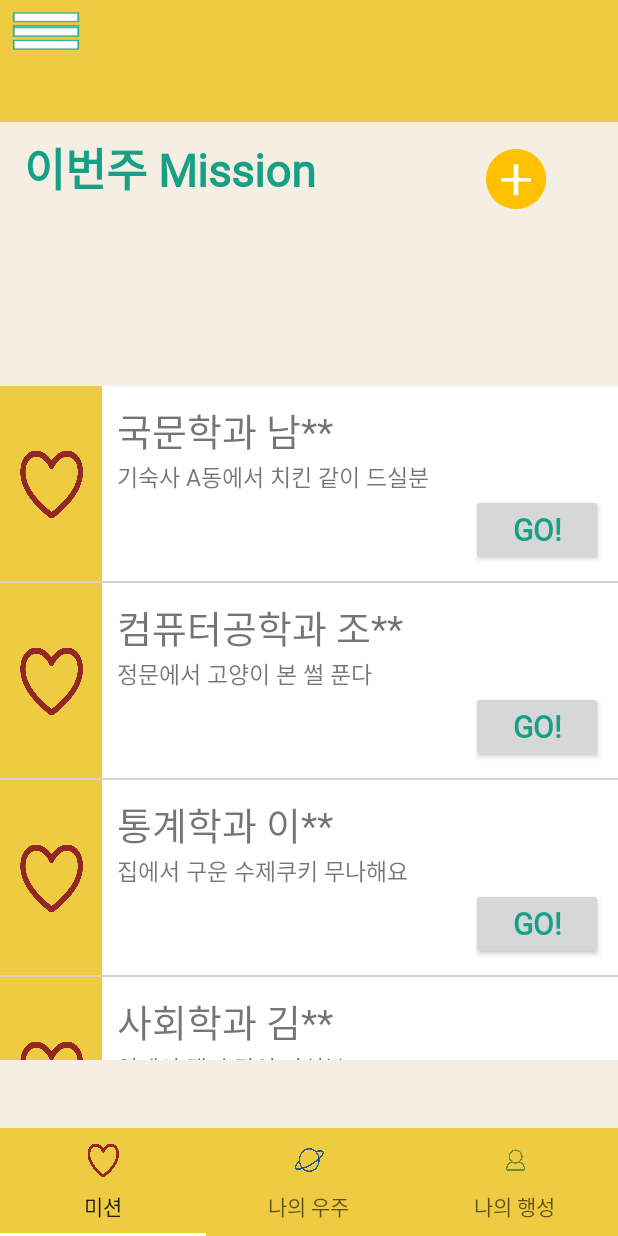
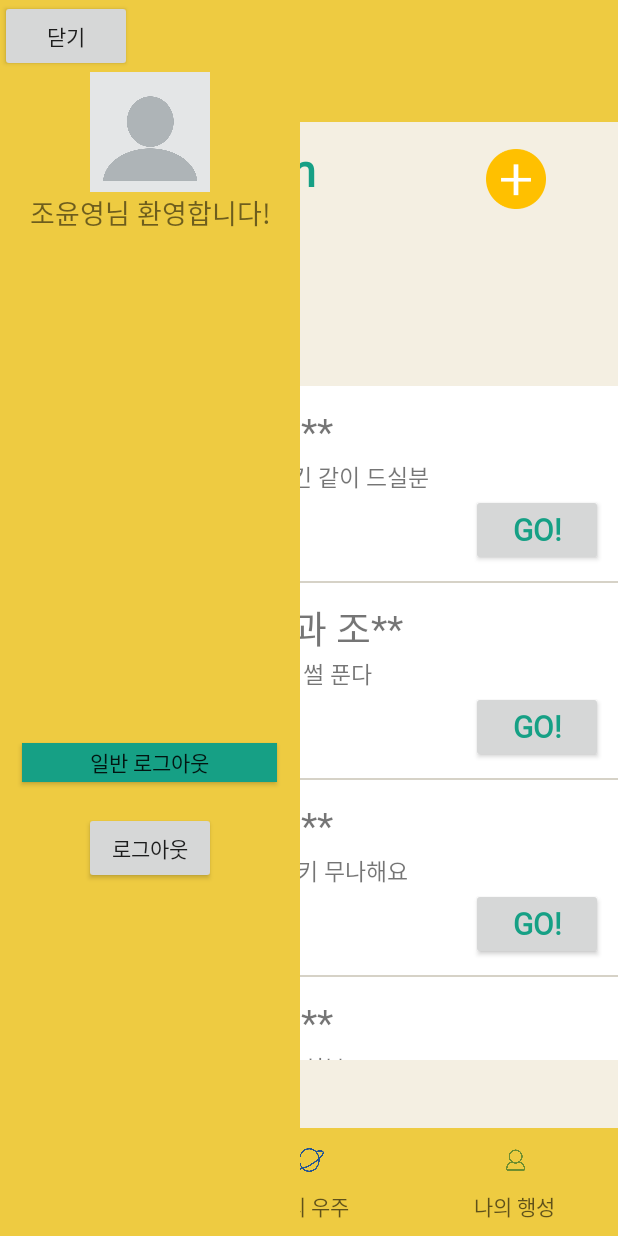
Before and after one commit to HappyAndroid16/Happy, an Android app: the screen it shows after launch once a user with an empty profile is signed in (HomeActivity), on a phone screen of 412 x 824 dp. Run offline under Robolectric (Android 15) with nearby library versions, the phone set to English and light mode, and no system bars; our stand-ins replace Firebase (no records; nobody signed in at launch, a user with empty details on screens opened directly); libraries missing offline, so code that uses them is left out: com.facebook, com.facebook.login; plain views replace LoginButton; 4 statements that could not run were skipped.

```diff
--- a/Planet/app/src/main/java/com/example/jihu02/planet/HomeActivity.java
+++ b/Planet/app/src/main/java/com/example/jihu02/planet/HomeActivity.java
@@ -90,6 +90,11 @@ public class HomeActivity extends AppCompatActivity{
         finish();
     }
 
+    public void onLogoutClicked(View view) {
+        Intent intent= new Intent(getApplicationContext(),MainActivity.class);
+        startActivity(intent);
+    }
+
     private class SlidingPageAnimationListener implements Animation.AnimationListener {
         /**
          * 애니메이션이 끝날 때 호출되는 메소드
--- a/Planet/app/src/main/java/com/example/jihu02/planet/MainActivity.java
+++ b/Planet/app/src/main/java/com/example/jihu02/planet/MainActivity.java
@@ -1,21 +1,14 @@
 package com.example.jihu02.planet;
 
-import android.app.Activity;
 import android.content.Intent;
-import android.content.SharedPreferences;
-import android.content.pm.PackageInfo;
-import android.content.pm.PackageManager;
-import android.content.pm.Signature;
 import android.support.annotation.NonNull;
 import android.support.v7.app.AppCompatActivity;
 import android.os.Bundle;
-import android.util.Base64;
 import android.util.Log;
 import android.view.View;
 import android.widget.EditText;
 import android.widget.Toast;
 
-import com.facebook.AccessToken;
 import com.facebook.CallbackManager;
 import com.facebook.FacebookCallback;
 import com.facebook.FacebookException;
@@ -23,21 +16,30 @@ import com.facebook.login.LoginResult;
 import com.facebook.login.widget.LoginButton;
 import com.google.android.gms.common.ConnectionResult;
 import com.google.android.gms.common.api.GoogleApiClient;
-import com.google.android.gms.tasks.OnCompleteListener;
-import com.google.android.gms.tasks.Task;
 import com.google.firebase.auth.AuthCredential;
-import com.google.firebase.auth.AuthResult;
 import com.google.firebase.auth.FacebookAuthProvider;
 import com.google.firebase.auth.FirebaseAuth;
 import com.google.firebase.auth.FirebaseUser;
-import com.google.firebase.auth.GoogleAuthProvider;
+import com.google.firebase.database.ChildEventListener;
+import com.google.firebase.database.DataSnapshot;
+import com.google.firebase.database.DatabaseError;
 import com.google.firebase.database.DatabaseReference;
 import com.google.firebase.database.FirebaseDatabase;
+import com.google.firebase.database.ValueEventListener;
+import com.google.android.gms.tasks.OnCompleteListener;
+import com.google.android.gms.tasks.Task;
+import com.google.firebase.auth.AuthResult;
 
-import java.security.MessageDigest;
-import java.security.NoSuchAlgorithmException;
+import java.util.Iterator;
 
 public class MainActivity extends AppCompatActivity implements GoogleApiClient.OnConnectionFailedListener{
+
+    private FirebaseDatabase mDatabase;
+    private DatabaseReference mReference;
+    private DatabaseReference mReference2;
+    private DatabaseReference mReference3;
+    private DatabaseReference mReference4;
+    private ChildEventListener mChild;
 
     FirebaseAuth mFirebaseAuth;
     FirebaseAuth.AuthStateListener mFirebaseAuthListener;
@@ -50,8 +52,8 @@ public class MainActivity extends AppCompatActivity implements GoogleApiClient.O
     String name;
     String planet;
 
-    FirebaseDatabase firebaseDatabase = FirebaseDatabase.getInstance();
-    DatabaseReference databaseReference = firebaseDatabase.getReference();
+    String sid, spassword;
+
 
     @Override
     protected void onCreate(Bundle savedInstanceState) {
@@ -60,9 +62,18 @@ public class MainActivity extends AppCompatActivity implements GoogleApiClient.O
 
         inputId=findViewById(R.id.inputId);
         inputPassword=findViewById(R.id.inputPassword);
+
+
+        mDatabase= FirebaseDatabase.getInstance();
+        mReference = mDatabase.getReference("아이디");
+        mReference2 = mDatabase.getReference("비밀번호");
+        mReference3 = mDatabase.getReference("이름");
+        mReference4 = mDatabase.getReference("행성");
+
         /*
          * Firebase
          */
+
         mFirebaseAuth = FirebaseAuth.getInstance();
         mFirebaseAuthListener = new FirebaseAuth.AuthStateListener() {
             @Override
@@ -72,8 +83,7 @@ public class MainActivity extends AppCompatActivity implements GoogleApiClient.O
                     //Log.d(TAG, "sign in");
 
                     Intent intent = new Intent(MainActivity.this, HomeActivity.class);
-                    startActivityForResult(intent,100);
-                    finish();
+                    startActivity(intent);
                 }
                 else {
                     //Log.d(TAG, "sign out");
@@ -129,29 +139,72 @@ public class MainActivity extends AppCompatActivity implements GoogleApiClient.O
     }
 
     public void onJoinListener(View view) {
+
         Intent intent = new Intent(getApplicationContext(),JoinActivity.class);
-        startActivity(intent);
+        startActivityForResult(intent,200);
+
     }
 
     public void onLoginListener(View view) {
-        Intent intent = new Intent(getApplicationContext(), HomeActivity.class);
 
-        SharedPreferences pref = getSharedPreferences("회원정보", MODE_PRIVATE);
+        sid= inputId.getText().toString().trim();
+        spassword = inputPassword.getText().toString().trim();
 
-        name=pref.getString("이름","");
-        planet=pref.getString("내행성","");
-
-        if(inputId.getText().toString().equals(pref.getString("아이디", "")))
-            if(inputPassword.getText().toString().equals(pref.getString("비밀번호", "")))
-                Toast.makeText(getApplicationContext(),name+"님, "+planet+"에 오신걸 환영합니다",Toast.LENGTH_LONG).show();
-                startActivity(intent);
+        mFirebaseAuth.signInWithEmailAndPassword(sid, spassword)
+                .addOnCompleteListener(MainActivity.this, new OnCompleteListener<AuthResult>() {
+                    @Override
+                    public void onComplete(@NonNull Task<AuthResult> task) {
+                        if (task.isSuccessful()) {
+                            Intent intent = new Intent(MainActivity.this, HomeActivity.class);
+                            startActivity(intent);
+                        } else {
+                            Toast.makeText(MainActivity.this, "로그인 오류", Toast.LENGTH_SHORT).show();
+                        }
+                    }
+                });
 
     }
+       /* mReference.addListenerForSingleValueEvent(new ValueEventListener() {
+            @Override
+            public void onDataChange(DataSnapshot dataSnapshot) {
+                Iterator<DataSnapshot> child = dataSnapshot.getChildren().iterator();
+
+                while(child.hasNext())
+                {
+                    //찾고자 하는 ID값은 key로 존재하는 값
+                    if(child.next().getKey().equals(inputId.getText().toString()))
+                    {
+                        Toast.makeText(getApplicationContext(),"로그인!",Toast.LENGTH_LONG).show();
+                        Intent intent = new Intent(getApplicationContext(), HomeActivity.class);
+                        startActivity(intent);
+                    }
+                    Toast.makeText(getApplicationContext(),"존재하지 않는 아이디입니다.",Toast.LENGTH_LONG).show();
+
+                }
+
+            }
+
+            @Override
+            public void onCancelled(DatabaseError databaseError) {
+
+            }
+        });*/
+
+        //if(inputId.getText().toString().equals(id)){
+            //if(inputPassword.getText().toString().equals(password)){
+
+                //Toast.makeText(getApplicationContext(),name+"님, "+planet+"에 오신걸 환영합니다",Toast.LENGTH_LONG).show();
+                //startActivity(intent);
+
+            //}
+        //}
 
 
     @Override
     protected void onActivityResult(int requestCode, int resultCode, Intent data) {
+
         super.onActivityResult(requestCode, resultCode, data);
         mFacebookCallbackManager.onActivityResult(requestCode, resultCode, data);
+
         }
 }
--- a/Planet/app/src/main/res/layout/activity_home.xml
+++ b/Planet/app/src/main/res/layout/activity_home.xml
@@ -94,7 +94,7 @@
         android:layout_gravity="bottom"
         android:background="@color/Yellow"
         android:orientation="vertical"
-        android:visibility="gone"
+        android:visibility="visible"
         app:layout_constraintStart_toStartOf="@+id/page"
         app:layout_constraintTop_toTopOf="parent">
 
@@ -129,14 +129,24 @@
                     android:textSize="18sp"
                     android:fontFamily="@font/the_oegyeinseolmyeongseo"/>
         </LinearLayout>
+        <Button
+            android:layout_width="170dp"
+            android:layout_height="26dp"
+            android:text="일반 로그아웃"
+            android:onClick="onLogoutClicked"
+            android:background="#16a085"
+            android:layout_marginTop="340dp"
+            android:layout_gravity="center_horizontal"
+            android:fontFamily="@font/the_oegyeinseolmyeongseo"
+            />
         <com.facebook.login.widget.LoginButton
             android:id="@+id/logout"
             android:layout_width="wrap_content"
             android:layout_height="wrap_content"
-            android:layout_gravity="end"
+            android:layout_gravity="center_horizontal"
             android:text="로그아웃"
             android:onClick="onLogoutListener"
-            android:layout_marginTop="400dp"
+            android:layout_marginTop="20dp"
             android:fontFamily="@font/the_oegyeinseolmyeongseo"/>
     </LinearLayout>
 
```
Also changed, not shown: Planet/app/src/main/java/com/example/jihu02/planet/JoinActivity.java (+39 -12 lines), Planet/app/src/main/res/layout/activity_join.xml (+8 -4 lines), Planet/app/src/main/res/layout/activity_slide.xml (deleted, +0 -10 lines).
